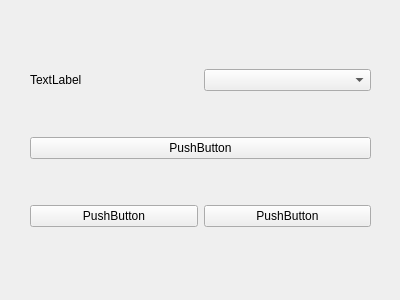
Above: GUI/Pages/StartPage/StartPage.ui from interval-package/CurveFigureAnalysis before the change. Below: the same form after it.
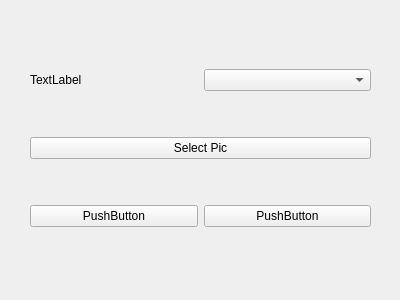
That is the form after the change.

```diff
--- a/GUI/Pages/StartPage/StartPage.ui
+++ b/GUI/Pages/StartPage/StartPage.ui
@@ -52,7 +52,7 @@
     <item row="1" column="0" colspan="2">
      <widget class="QPushButton" name="pushButton">
       <property name="text">
-       <string>PushButton</string>
+       <string>Select Pic</string>
       </property>
      </widget>
     </item>
```
Left out of the diff: 2 changed lines with no effect on the pictures.
